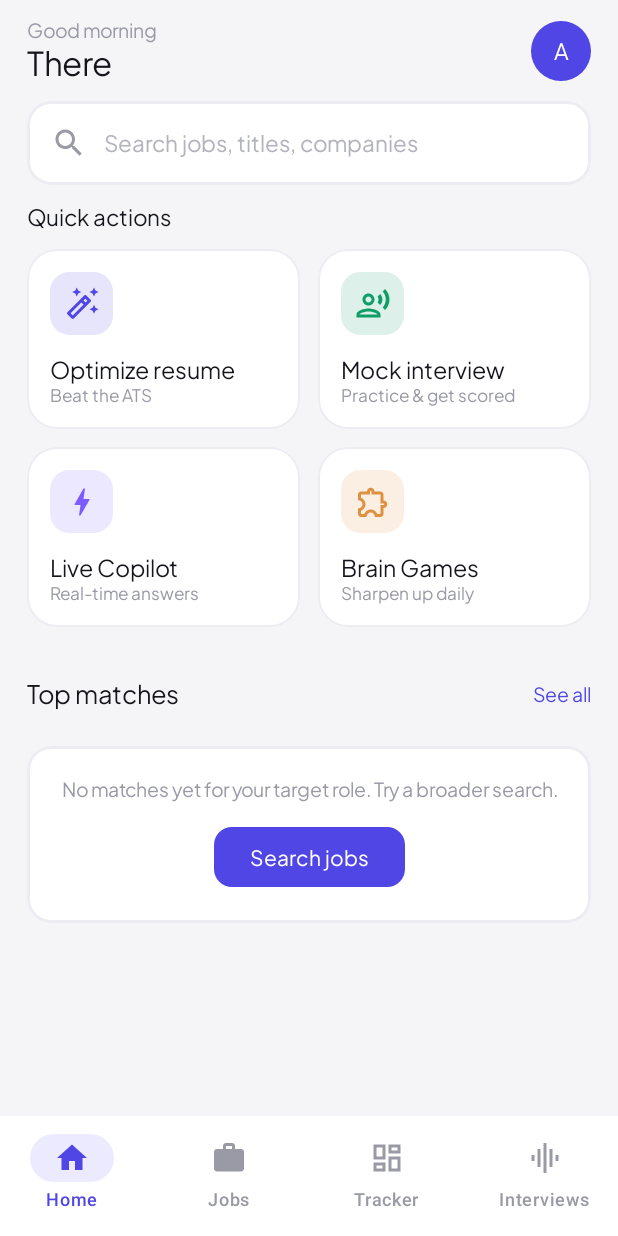
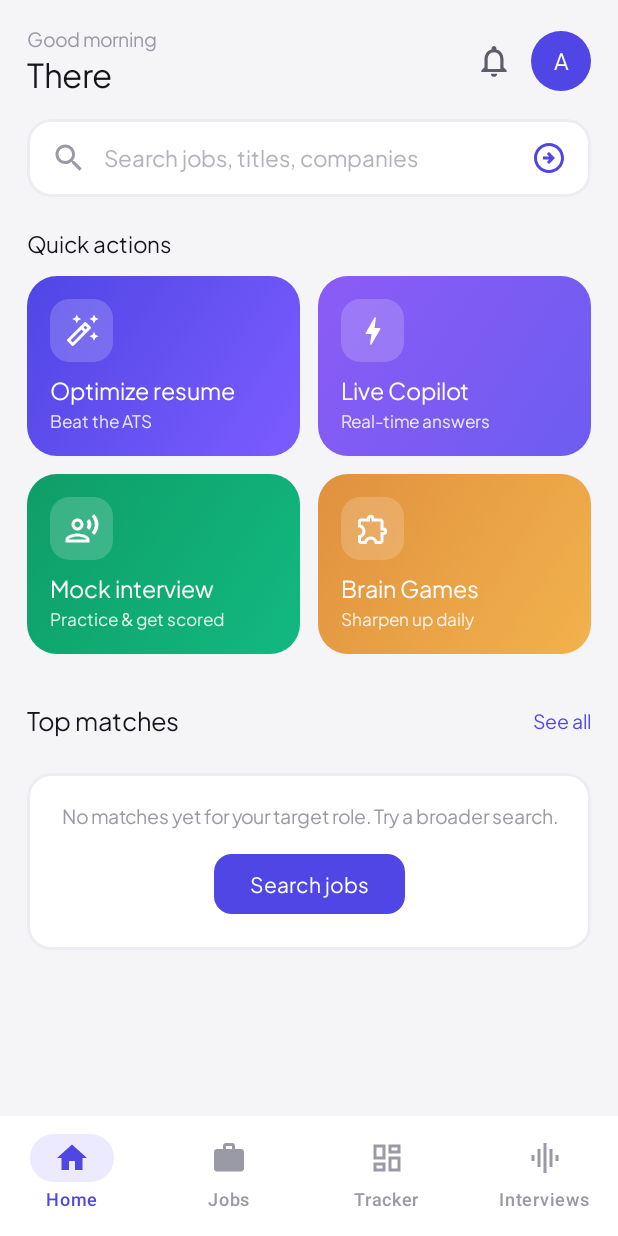
Before and after one commit to dansq9/NewJob, an Android app built with Jetpack Compose: the HomeScreen screen opened through its navigation route, on a phone screen of 412 x 824 dp. Run offline under Robolectric (Android 15) with nearby library versions, the phone set to English and light mode, and no system bars; our stand-ins replace Dagger/Hilt's generated code; libraries missing offline, so code that uses them is left out: com.google.android.ump, com.jakewharton.retrofit2; pictures from the network do not load; 7 statements that could not run were skipped.

Commit message:
Home screen redesign to match prototype: gradient quick-action tiles + header/search polish
- Quick-action tiles now use gradient backgrounds with white content (Resume
  indigo→violet, Copilot violet→indigo, Mock green, Games amber), reordered to the
  prototype order (Resume, Copilot, Mock, Games), matching Ascend.dc.html.
- Header gains the notifications bell beside the profile avatar.
- Search bar gets the arrow_circle_right submit affordance and fixed 52dp height.
- Added breathing room: greeting/name spacing, section-header top padding, and
  line-heights on tile label/sub so text isn't crammed against the line above.

Layout/design only — no monetization or logic changes; NativeAdSlot placement and
all navigation targets are unchanged. Reuses existing localized strings.

Co-Authored-By: Claude Opus 4.8 <noreply@anthropic.com>
Claude-Session: https://claude.ai/code/session_016iTa5Z3smo53P389BkYmrZ

```diff
--- a/android/app/src/main/java/app/ascend/ui/screens/home/HomeScreen.kt
+++ b/android/app/src/main/java/app/ascend/ui/screens/home/HomeScreen.kt
@@ -10,9 +10,11 @@ import androidx.compose.foundation.shape.CircleShape
 import androidx.compose.foundation.shape.RoundedCornerShape
 import androidx.compose.material.icons.Icons
 import androidx.compose.material.icons.outlined.RecordVoiceOver
+import androidx.compose.material.icons.outlined.ArrowCircleRight
 import androidx.compose.material.icons.outlined.AutoFixHigh
 import androidx.compose.material.icons.outlined.Bolt
 import androidx.compose.material.icons.outlined.Extension
+import androidx.compose.material.icons.outlined.Notifications
 import androidx.compose.material.icons.outlined.Search
 import androidx.compose.material3.*
 import androidx.compose.runtime.Composable
@@ -20,6 +22,7 @@ import androidx.compose.runtime.getValue
 import androidx.compose.ui.Alignment
 import androidx.compose.ui.Modifier
 import androidx.compose.ui.draw.clip
+import androidx.compose.ui.graphics.Brush
 import androidx.compose.ui.graphics.Color
 import androidx.compose.ui.graphics.vector.ImageVector
 import androidx.compose.ui.res.stringResource
@@ -37,7 +40,14 @@ import app.ascend.ui.monetization.NativeAdSlot
 import app.ascend.ui.navigation.Routes
 import app.ascend.ui.theme.AscendColors
 
-private data class QuickAction(val label: String, val sub: String, val icon: ImageVector, val route: String, val accent: Color)
+/** A home quick-action tile: gradient background, white content (mirrors the prototype). */
+private data class QuickAction(
+    val label: String,
+    val sub: String,
+    val icon: ImageVector,
+    val route: String,
+    val gradient: Brush,
+)
 
 /** Time-of-day greeting (desugared java.time). */
 @Composable
@@ -55,11 +65,16 @@ fun HomeScreen(nav: NavController, vm: HomeViewModel = hiltViewModel()) {
     val matches by vm.topMatches.collectAsStateWithLifecycle()
     val profile by vm.profile.collectAsStateWithLifecycle()
     val firstName = profile.name.trim().substringBefore(' ').ifBlank { stringResource(R.string.home_fallback_name) }
+    // Prototype order: Resume, Copilot, Mock, Games — each a gradient tile.
     val actions = listOf(
-        QuickAction(stringResource(R.string.home_qa_resume), stringResource(R.string.home_qa_resume_sub), Icons.Outlined.AutoFixHigh, Routes.RESUME, AscendColors.Indigo),
-        QuickAction(stringResource(R.string.home_qa_mock), stringResource(R.string.home_qa_mock_sub), Icons.Outlined.RecordVoiceOver, Routes.MOCK, AscendColors.Green),
-        QuickAction(stringResource(R.string.home_qa_copilot), stringResource(R.string.home_qa_copilot_sub), Icons.Outlined.Bolt, Routes.COPILOT, AscendColors.Violet2),
-        QuickAction(stringResource(R.string.home_qa_games), stringResource(R.string.home_qa_games_sub), Icons.Outlined.Extension, Routes.GAMES, Color(0xFFE0913F)),
+        QuickAction(stringResource(R.string.home_qa_resume), stringResource(R.string.home_qa_resume_sub), Icons.Outlined.AutoFixHigh, Routes.RESUME,
+            Brush.linearGradient(listOf(AscendColors.Indigo, AscendColors.Violet2))),
+        QuickAction(stringResource(R.string.home_qa_copilot), stringResource(R.string.home_qa_copilot_sub), Icons.Outlined.Bolt, Routes.COPILOT,
+            Brush.linearGradient(listOf(AscendColors.Violet, AscendColors.Indigo2))),
+        QuickAction(stringResource(R.string.home_qa_mock), stringResource(R.string.home_qa_mock_sub), Icons.Outlined.RecordVoiceOver, Routes.MOCK,
+            Brush.linearGradient(listOf(AscendColors.Green, Color(0xFF12B981)))),
+        QuickAction(stringResource(R.string.home_qa_games), stringResource(R.string.home_qa_games_sub), Icons.Outlined.Extension, Routes.GAMES,
+            Brush.linearGradient(listOf(Color(0xFFE0913F), Color(0xFFF2B24C)))),
     )
 
     LazyColumn(
@@ -68,11 +83,14 @@ fun HomeScreen(nav: NavController, vm: HomeViewModel = hiltViewModel()) {
         verticalArrangement = Arrangement.spacedBy(12.dp),
     ) {
         item {
-            Row(verticalAlignment = Alignment.CenterVertically) {
+            Row(verticalAlignment = Alignment.CenterVertically, modifier = Modifier.padding(top = 6.dp)) {
                 Column(Modifier.weight(1f)) {
                     Text(greeting(), fontSize = 13.sp, fontWeight = FontWeight.SemiBold, color = AscendColors.Muted2)
+                    Spacer(Modifier.height(2.dp))
                     Text(firstName.replaceFirstChar { it.uppercase() }, style = MaterialTheme.typography.headlineMedium, color = AscendColors.Ink)
                 }
+                Icon(Icons.Outlined.Notifications, contentDescription = null, tint = Color(0xFF5C5C6B), modifier = Modifier.size(25.dp))
+                Spacer(Modifier.width(12.dp))
                 Box(
                     Modifier.size(40.dp).clip(CircleShape).background(AscendColors.Indigo)
                         .clickable { nav.navigate(Routes.SETTINGS) },
@@ -84,16 +102,18 @@ fun HomeScreen(nav: NavController, vm: HomeViewModel = hiltViewModel()) {
             Surface(
                 onClick = { nav.navigate(Routes.JOBS) },
                 shape = RoundedCornerShape(16.dp), color = AscendColors.Card,
-                border = BorderStroke(1.5.dp, AscendColors.Line), modifier = Modifier.fillMaxWidth(),
+                border = BorderStroke(1.5.dp, AscendColors.Line),
+                modifier = Modifier.fillMaxWidth().padding(top = 4.dp),
             ) {
-                Row(Modifier.padding(16.dp), verticalAlignment = Alignment.CenterVertically) {
+                Row(Modifier.height(52.dp).padding(horizontal = 16.dp), verticalAlignment = Alignment.CenterVertically) {
                     Icon(Icons.Outlined.Search, null, tint = AscendColors.Muted2)
                     Spacer(Modifier.width(11.dp))
-                    Text(stringResource(R.string.home_search_hint), color = Color(0xFFB3B3BD), fontSize = 15.sp)
+                    Text(stringResource(R.string.home_search_hint), color = Color(0xFFB3B3BD), fontSize = 15.sp, modifier = Modifier.weight(1f))
+                    Icon(Icons.Outlined.ArrowCircleRight, null, tint = AscendColors.Indigo, modifier = Modifier.size(24.dp))
                 }
             }
         }
-        item { Text(stringResource(R.string.home_quick_actions), fontSize = 15.sp, fontWeight = FontWeight.ExtraBold, color = AscendColors.Ink) }
+        item { Text(stringResource(R.string.home_quick_actions), fontSize = 15.sp, fontWeight = FontWeight.ExtraBold, color = AscendColors.Ink, modifier = Modifier.padding(top = 10.dp)) }
         items(actions.chunked(2)) { row ->
             Row(horizontalArrangement = Arrangement.spacedBy(12.dp)) {
                 row.forEach { qa -> QuickActionCard(qa, Modifier.weight(1f)) { nav.navigate(qa.route) } }
@@ -145,18 +165,22 @@ private fun MatchesMessage(message: String, onRetry: (() -> Unit)?, action: Stri
 
 @Composable
 private fun QuickActionCard(qa: QuickAction, modifier: Modifier, onClick: () -> Unit) {
-    Surface(
-        onClick = onClick, modifier = modifier.height(120.dp),
-        shape = RoundedCornerShape(20.dp), color = AscendColors.Card, border = BorderStroke(1.dp, AscendColors.Line),
+    Box(
+        modifier
+            .height(120.dp)
+            .clip(RoundedCornerShape(20.dp))
+            .background(qa.gradient)
+            .clickable(onClick = onClick),
     ) {
-        Column(Modifier.padding(15.dp), verticalArrangement = Arrangement.SpaceBetween) {
+        Column(Modifier.fillMaxSize().padding(15.dp), verticalArrangement = Arrangement.SpaceBetween) {
             Box(
-                Modifier.size(42.dp).clip(RoundedCornerShape(13.dp)).background(qa.accent.copy(alpha = 0.14f)),
+                Modifier.size(42.dp).clip(RoundedCornerShape(13.dp)).background(Color.White.copy(alpha = 0.18f)),
                 contentAlignment = Alignment.Center,
-            ) { Icon(qa.icon, null, tint = qa.accent) }
+            ) { Icon(qa.icon, null, tint = Color.White) }
             Column {
-                Text(qa.label, fontSize = 15.5.sp, fontWeight = FontWeight.ExtraBold, color = AscendColors.Ink)
-                Text(qa.sub, fontSize = 11.5.sp, color = AscendColors.Muted2)
+                Text(qa.label, fontSize = 15.5.sp, fontWeight = FontWeight.ExtraBold, color = Color.White, lineHeight = 18.sp)
+                Spacer(Modifier.height(3.dp))
+                Text(qa.sub, fontSize = 11.5.sp, color = Color.White.copy(alpha = 0.85f), lineHeight = 15.sp)
             }
         }
     }
```
